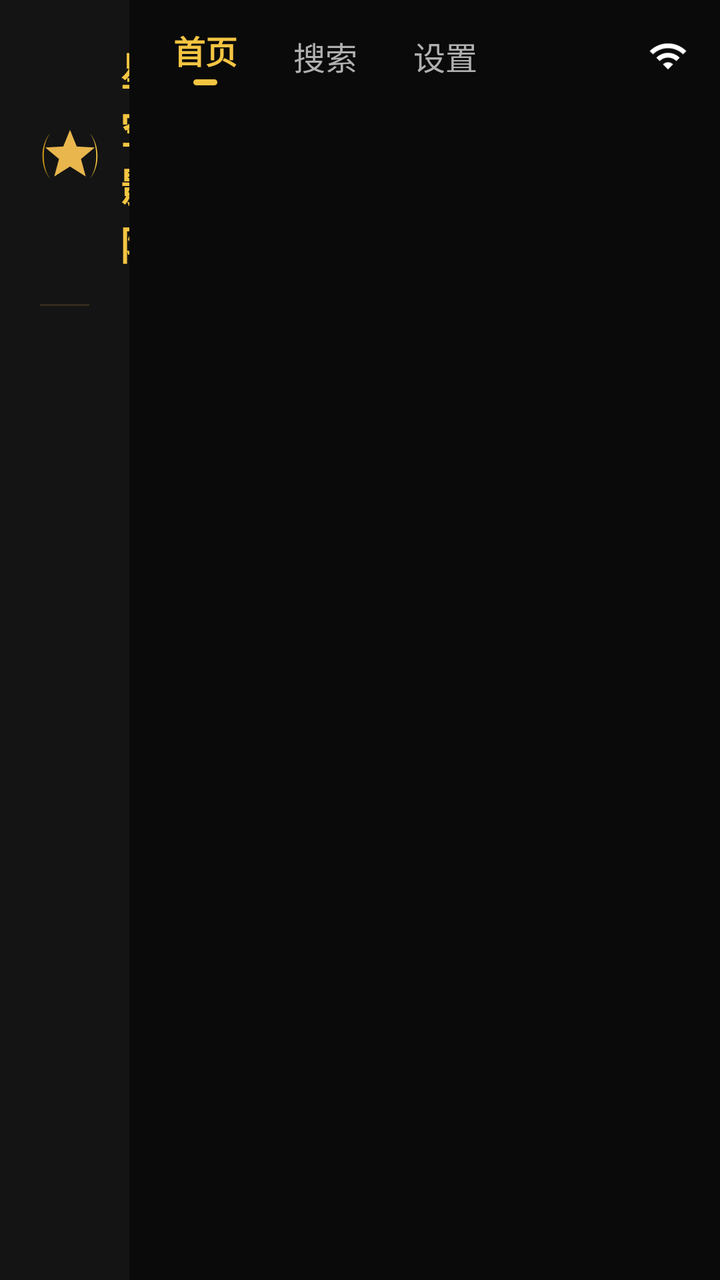
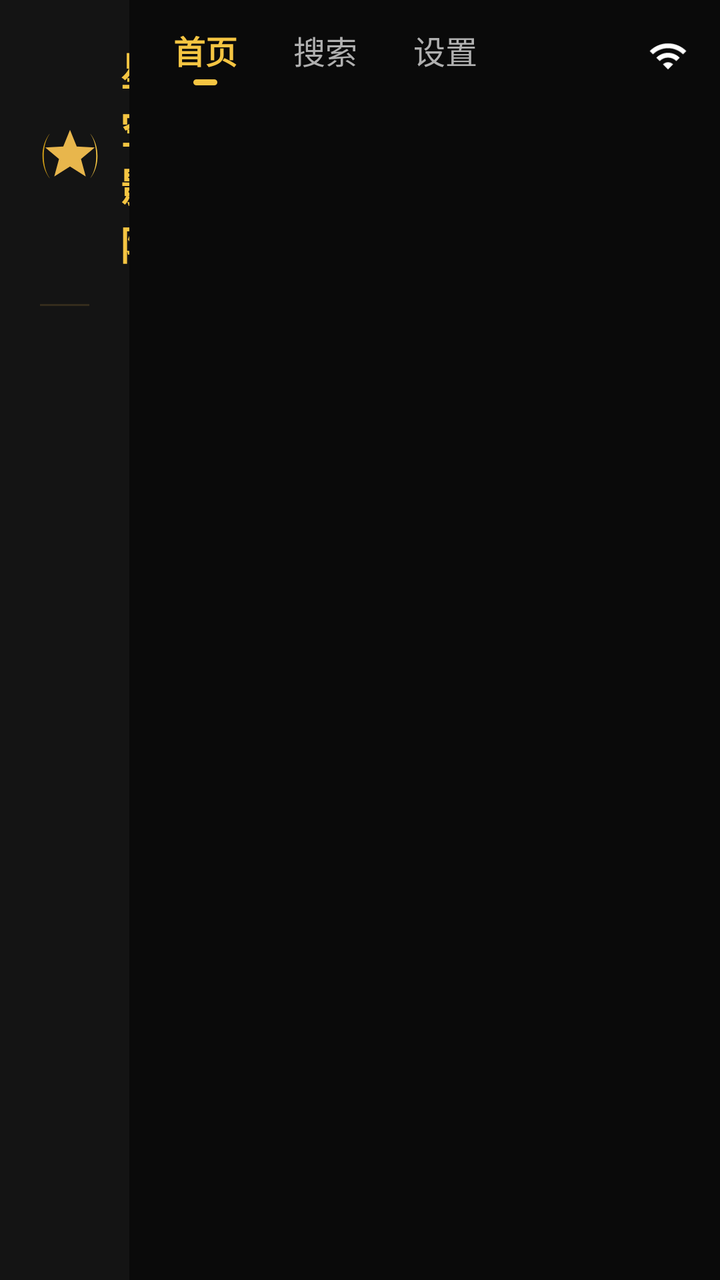

Two renders of the same Android screen: before a commit and after it. Below are the layout's source before the change and the commit's diff.
<!-- AndroidManifest.xml: application theme Theme.StarCinema -->
<!-- res/layout/fragment_emby.xml -->
<?xml version="1.0" encoding="utf-8"?>
<androidx.constraintlayout.widget.ConstraintLayout xmlns:android="http://schemas.android.com/apk/res/android"
    xmlns:app="http://schemas.android.com/apk/res-auto"
    android:layout_width="match_parent"
    android:layout_height="match_parent"
    android:background="@color/bg_primary"
    android:clipChildren="false">

    
    <LinearLayout
        android:id="@+id/librarySidebar"
        android:layout_width="0dp"
        android:layout_height="0dp"
        android:orientation="vertical"
        android:background="@drawable/bg_drawer"
        android:clipChildren="false"
        app:layout_constraintStart_toStartOf="parent"
        app:layout_constraintTop_toTopOf="parent"
        app:layout_constraintBottom_toBottomOf="parent"
        app:layout_constraintWidth_percent="0.18">

        
        <LinearLayout
            android:layout_width="match_parent"
            android:layout_height="wrap_content"
            android:orientation="horizontal"
            android:gravity="center_vertical"
            android:paddingStart="20dp"
            android:paddingTop="20dp"
            android:paddingBottom="16dp">
            <ImageView
                android:layout_width="30dp"
                android:layout_height="30dp"
                android:src="@drawable/ic_logo_star"
                android:contentDescription="@string/app_name" />
            <TextView
                android:layout_width="wrap_content"
                android:layout_height="wrap_content"
                android:layout_marginStart="10dp"
                android:text="@string/app_name"
                android:textColor="@color/gold_primary"
                android:textSize="20sp"
                android:textStyle="bold" />
        </LinearLayout>

        <View
            android:layout_width="match_parent"
            android:layout_height="1dp"
            android:layout_marginStart="20dp"
            android:layout_marginEnd="20dp"
            android:background="#26E8B64C" />

        <androidx.recyclerview.widget.RecyclerView
            android:id="@+id/libraryList"
            android:layout_width="match_parent"
            android:layout_height="0dp"
            android:layout_weight="1"
            android:clipChildren="false"
            android:clipToPadding="false"
            android:paddingTop="8dp"
            android:paddingBottom="8dp" />
    </LinearLayout>

    
    <androidx.constraintlayout.widget.ConstraintLayout
        android:id="@+id/homeContent"
        android:layout_width="0dp"
        android:layout_height="0dp"
        android:clipChildren="false"
        app:layout_constraintStart_toEndOf="@id/librarySidebar"
        app:layout_constraintEnd_toEndOf="parent"
        app:layout_constraintTop_toTopOf="parent"
        app:layout_constraintBottom_toBottomOf="parent"
        app:layout_constraintWidth_percent="0.82">

        <LinearLayout
            android:id="@+id/homeColumn"
            android:layout_width="match_parent"
            android:layout_height="match_parent"
            android:orientation="vertical"
            android:clipChildren="false">

            
            <LinearLayout
                android:id="@+id/topNavBar"
                android:layout_width="match_parent"
                android:layout_height="56dp"
                android:orientation="horizontal"
                android:gravity="center_vertical"
                android:paddingStart="8dp"
                android:paddingEnd="16dp"
                android:focusable="false">

                <LinearLayout
                    android:id="@+id/navHome"
                    android:layout_width="wrap_content"
                    android:layout_height="wrap_content"
                    android:orientation="vertical"
                    android:gravity="center_horizontal"
                    android:focusable="true"
                    android:paddingHorizontal="14dp"
                    android:paddingVertical="6dp">

                    <TextView
                        android:layout_width="wrap_content"
                        android:layout_height="wrap_content"
                        android:text="@string/sidebar_home"
                        android:textSize="16sp"
                        android:textStyle="bold"
                        android:textColor="@color/gold_primary" />

                    
                    <View
                        android:layout_width="match_parent"
                        android:layout_height="3dp"
                        android:layout_marginTop="3dp"
                        android:layout_marginStart="10dp"
                        android:layout_marginEnd="10dp"
                        android:background="@drawable/bg_nav_underline" />
                </LinearLayout>

                <TextView
                    android:id="@+id/navSearch"
                    android:layout_width="wrap_content"
                    android:layout_height="wrap_content"
                    android:text="@string/sidebar_search"
                    android:textSize="16sp"
                    android:textColor="@color/text_secondary"
                    android:focusable="true"
                    android:paddingHorizontal="14dp"
                    android:paddingVertical="6dp" />

                <TextView
                    android:id="@+id/navSettings"
                    android:layout_width="wrap_content"
                    android:layout_height="wrap_content"
                    android:text="@string/sidebar_settings"
                    android:textSize="16sp"
                    android:textColor="@color/text_secondary"
                    android:focusable="true"
                    android:paddingHorizontal="14dp"
                    android:paddingVertical="6dp" />

                <Space
                    android:layout_width="0dp"
                    android:layout_height="1dp"
                    android:layout_weight="1" />

                <TextView
                    android:id="@+id/nowTime"
                    android:layout_width="wrap_content"
                    android:layout_height="wrap_content"
                    android:textColor="@color/text_secondary"
                    android:textSize="14sp"
                    android:layout_marginEnd="8dp" />

                <ImageView
                    android:layout_width="20dp"
                    android:layout_height="20dp"
                    android:src="@drawable/ic_wifi"
                    android:contentDescription="网络" />
            </LinearLayout>

            
            <FrameLayout
                android:id="@+id/bannerArea"
                android:layout_width="match_parent"
                android:layout_height="190dp"
                android:layout_marginStart="20dp"
                android:layout_marginEnd="20dp"
                android:layout_marginTop="16dp"
                android:focusable="true"
                android:clipChildren="false"
                android:visibility="gone">

                
                <FrameLayout
                    android:id="@+id/heroClipBox"
                    android:layout_width="match_parent"
                    android:layout_height="match_parent"
                    android:clipToOutline="true"
                    android:outlineProvider="background"
                    android:background="@drawable/bg_hero_card">

                    <ImageView
                        android:id="@+id/heroBackground"
                        android:layout_width="match_parent"
                        android:layout_height="match_parent"
                        android:scaleType="centerCrop" />
                </FrameLayout>

                <View
                    android:layout_width="match_parent"
                    android:layout_height="match_parent"
                    android:background="@drawable/bg_hero_overlay" />

                <LinearLayout
                    android:layout_width="wrap_content"
                    android:layout_height="wrap_content"
                    android:orientation="vertical"
                    android:layout_gravity="start|bottom"
                    android:layout_marginStart="36dp"
                    android:layout_marginBottom="30dp">

                    
                    <TextView
                        android:id="@+id/bannerTag"
                        android:layout_width="wrap_content"
                        android:layout_height="wrap_content"
                        android:background="@drawable/bg_banner_tag"
                        android:textColor="@color/bg_primary"
                        android:textSize="13sp"
                        android:textStyle="bold"
                        android:paddingHorizontal="12dp"
                        android:paddingVertical="3dp"
                        android:visibility="gone" />

                    <TextView
                        android:id="@+id/bannerTitle"
                        android:layout_width="wrap_content"
                        android:layout_height="wrap_content"
                        android:textColor="@color/text_primary"
                        android:textSize="34sp"
                        android:textStyle="bold"
                        android:fontFamily="serif"
                        android:maxLines="1"
                        android:ellipsize="end" />

                    <TextView
                        android:id="@+id/bannerOverview"
                        android:layout_width="wrap_content"
                        android:layout_height="wrap_content"
                        android:layout_marginTop="8dp"
                        android:textColor="#CCFFFFFF"
                        android:textSize="15sp"
                        android:maxLines="1"
                        android:ellipsize="end" />
                </LinearLayout>

                
                <LinearLayout
                    android:id="@+id/bannerDots"
                    android:layout_width="wrap_content"
                    android:layout_height="wrap_content"
                    android:layout_gravity="bottom|center_horizontal"
                    android:layout_marginBottom="16dp"
                    android:orientation="horizontal" />
            </FrameLayout>

            
            <androidx.recyclerview.widget.RecyclerView
                android:id="@+id/contentList"
                android:layout_width="match_parent"
                android:layout_height="0dp"
                android:layout_weight="1"
                android:clipChildren="false"
                android:clipToPadding="false"
                android:paddingTop="16dp" />
        </LinearLayout>
    </androidx.constraintlayout.widget.ConstraintLayout>

    <ProgressBar
        android:id="@+id/loadingIndicator"
        style="?android:attr/progressBarStyleLarge"
        android:layout_width="48dp"
        android:layout_height="48dp"
        android:layout_gravity="center"
        android:visibility="gone" />
</androidx.constraintlayout.widget.ConstraintLayout>
<!-- resources referenced by this layout -->
<resources>
  <color name="bg_primary">#0A0A0A</color>
  <color name="gold_primary">#F5C542</color>
  <color name="text_primary">#FFFFFF</color>
  <color name="text_secondary">#B0B0B0</color>
  <!-- drawable bg_banner_tag (drawable) -->
  <?xml version="1.0" encoding="utf-8"?>
  <shape xmlns:android="http://schemas.android.com/apk/res/android" android:shape="rectangle">
      <corners android:radius="12dp" />
      <gradient
          android:startColor="#FFE082"
          android:centerColor="#F5C542"
          android:endColor="#D4A017"
          android:angle="0" />
  </shape>
  <!-- drawable bg_drawer (drawable) -->
  <?xml version="1.0" encoding="utf-8"?>
  <shape xmlns:android="http://schemas.android.com/apk/res/android" android:shape="rectangle">
      <solid android:color="#141414" />
  </shape>
  <!-- drawable bg_hero_card (drawable) -->
  <?xml version="1.0" encoding="utf-8"?>
  <shape xmlns:android="http://schemas.android.com/apk/res/android" android:shape="rectangle">
      <corners android:radius="12dp" />
      <solid android:color="#141414" />
  </shape>
  <!-- drawable bg_hero_overlay (drawable) -->
  <?xml version="1.0" encoding="utf-8"?>
  <shape xmlns:android="http://schemas.android.com/apk/res/android" android:shape="rectangle">
      <gradient
          android:startColor="#00000000"
          android:centerColor="#66000000"
          android:endColor="#CC000000"
          android:angle="270" />
  </shape>
  <!-- drawable bg_nav_underline (drawable) -->
  <?xml version="1.0" encoding="utf-8"?>
  <shape xmlns:android="http://schemas.android.com/apk/res/android" android:shape="rectangle">
      <corners android:radius="2dp" />
      <solid android:color="@color/gold_primary" />
  </shape>
  <!-- drawable ic_logo_star (drawable) -->
  <?xml version="1.0" encoding="utf-8"?>
  <vector xmlns:android="http://schemas.android.com/apk/res/android"
      android:width="28dp" android:height="28dp"
      android:viewportWidth="24" android:viewportHeight="24">
      
      <path
          android:fillColor="#E8B64C"
          android:pathData="M12,1.5 L14.7,8.2 L21.9,8.6 L16.4,13.2 L18.3,20.2 L12,16.2 L5.7,20.2 L7.6,13.2 L2.1,8.6 L9.3,8.2 Z" />
      
      <path
          android:fillColor="#D4A017"
          android:pathData="M4,3 C4,3 1,6 1,12 C1,18 4,21 4,21 C2.5,19 1.5,16 1.5,12 C1.5,8 2.5,5 4,3 Z" />
      
      <path
          android:fillColor="#F5C542"
          android:pathData="M20,3 C20,3 23,6 23,12 C23,18 20,21 20,21 C21.5,19 22.5,16 22.5,12 C22.5,8 21.5,5 20,3 Z" />
  </vector>
  <!-- drawable ic_wifi (drawable) -->
  <vector xmlns:android="http://schemas.android.com/apk/res/android" android:width="24dp" android:height="24dp" android:viewportWidth="24" android:viewportHeight="24">
      <path android:fillColor="#FFFFFF" android:pathData="M1,9l2,2c4.97,-4.97 13.03,-4.97 18,0l2,-2C16.93,2.93 7.08,2.93 1,9zM9,17l3,3 3,-3c-1.65,-1.66 -4.34,-1.66 -6,0zM5,13l2,2c2.76,-2.76 7.24,-2.76 10,0l2,-2C15.14,9.14 8.87,9.14 5,13z"/>
  </vector>
  <string name="app_name">星空影院</string>
  <string name="sidebar_home">首页</string>
  <string name="sidebar_search">搜索</string>
  <string name="sidebar_settings">设置</string>
  <color name="bg_card">#1A1A1A</color>
  <color name="gold_dark">#B8860B</color>
  <!-- unchanged entries left out for length: 1 -->
</resources>

<!-- the commit's change to res/layout/fragment_emby.xml (unified diff, before → after) -->
@@ -13,7 +13,7 @@
         android:layout_height="0dp"
         android:orientation="vertical"
         android:background="@drawable/bg_drawer"
-        android:clipChildren="false"
+        android:clipChildren="true"
         app:layout_constraintStart_toStartOf="parent"
         app:layout_constraintTop_toTopOf="parent"
         app:layout_constraintBottom_toBottomOf="parent"
@@ -55,7 +55,7 @@
             android:layout_width="match_parent"
             android:layout_height="0dp"
             android:layout_weight="1"
-            android:clipChildren="false"
+            android:clipChildren="true"
             android:clipToPadding="false"
             android:paddingTop="8dp"
             android:paddingBottom="8dp" />
@@ -111,6 +111,7 @@
 
                     
                     <View
+                        android:id="@+id/navHomeLine"
                         android:layout_width="match_parent"
                         android:layout_height="3dp"
                         android:layout_marginTop="3dp"
@@ -119,27 +120,61 @@
                         android:background="@drawable/bg_nav_underline" />
                 </LinearLayout>
 
-                <TextView
+                <LinearLayout
                     android:id="@+id/navSearch"
                     android:layout_width="wrap_content"
                     android:layout_height="wrap_content"
-                    android:text="@string/sidebar_search"
-                    android:textSize="16sp"
-                    android:textColor="@color/text_secondary"
+                    android:orientation="vertical"
+                    android:gravity="center_horizontal"
                     android:focusable="true"
                     android:paddingHorizontal="14dp"
-                    android:paddingVertical="6dp" />
-
-                <TextView
+                    android:paddingVertical="6dp">
+
+                    <TextView
+                        android:layout_width="wrap_content"
+                        android:layout_height="wrap_content"
+                        android:text="@string/sidebar_search"
+                        android:textSize="16sp"
+                        android:textColor="@color/text_secondary" />
+
+                    <View
+                        android:id="@+id/navSearchLine"
+                        android:layout_width="match_parent"
+                        android:layout_height="3dp"
+                        android:layout_marginTop="3dp"
+                        android:layout_marginStart="10dp"
+                        android:layout_marginEnd="10dp"
+                        android:background="@drawable/bg_nav_underline"
+                        android:visibility="invisible" />
+                </LinearLayout>
+
+                <LinearLayout
                     android:id="@+id/navSettings"
                     android:layout_width="wrap_content"
                     android:layout_height="wrap_content"
-                    android:text="@string/sidebar_settings"
-                    android:textSize="16sp"
-                    android:textColor="@color/text_secondary"
+                    android:orientation="vertical"
+                    android:gravity="center_horizontal"
                     android:focusable="true"
                     android:paddingHorizontal="14dp"
-                    android:paddingVertical="6dp" />
+                    android:paddingVertical="6dp">
+
+                    <TextView
+                        android:layout_width="wrap_content"
+                        android:layout_height="wrap_content"
+                        android:text="@string/sidebar_settings"
+                        android:textSize="16sp"
+                        android:textColor="@color/text_secondary" />
+
+                    <View
+                        android:id="@+id/navSettingsLine"
+                        android:layout_width="match_parent"
+                        android:layout_height="3dp"
+                        android:layout_marginTop="3dp"
+                        android:layout_marginStart="10dp"
+                        android:layout_marginEnd="10dp"
+                        android:background="@drawable/bg_nav_underline"
+                        android:visibility="invisible" />
+                </LinearLayout>
 
                 <Space
                     android:layout_width="0dp"
